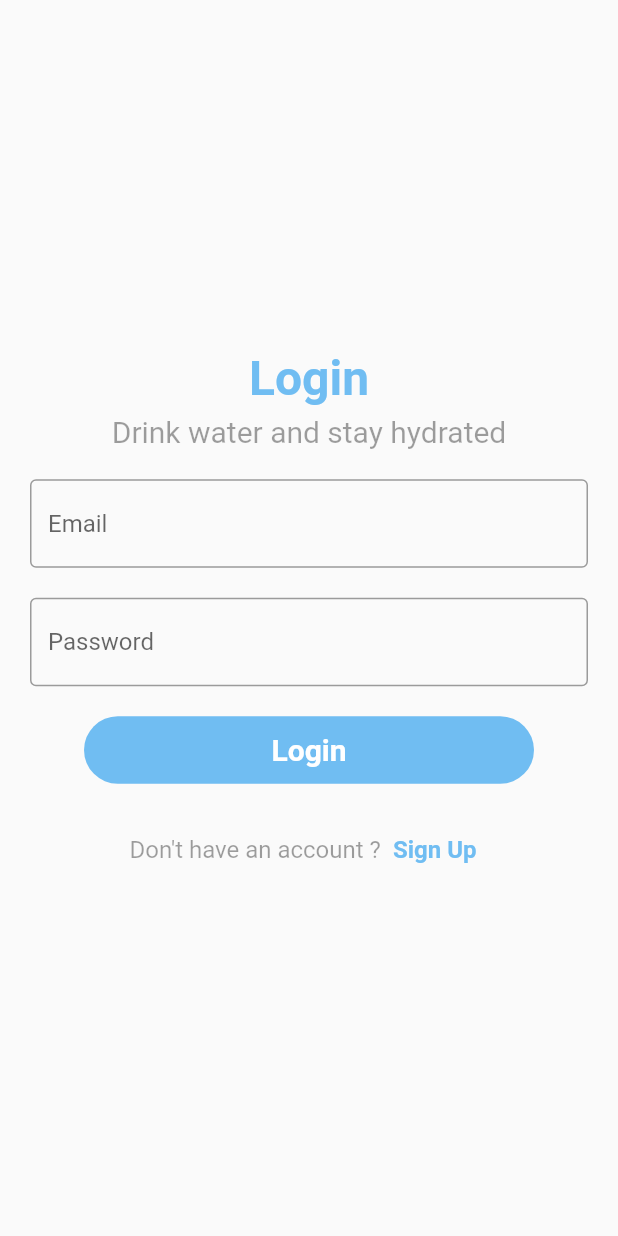
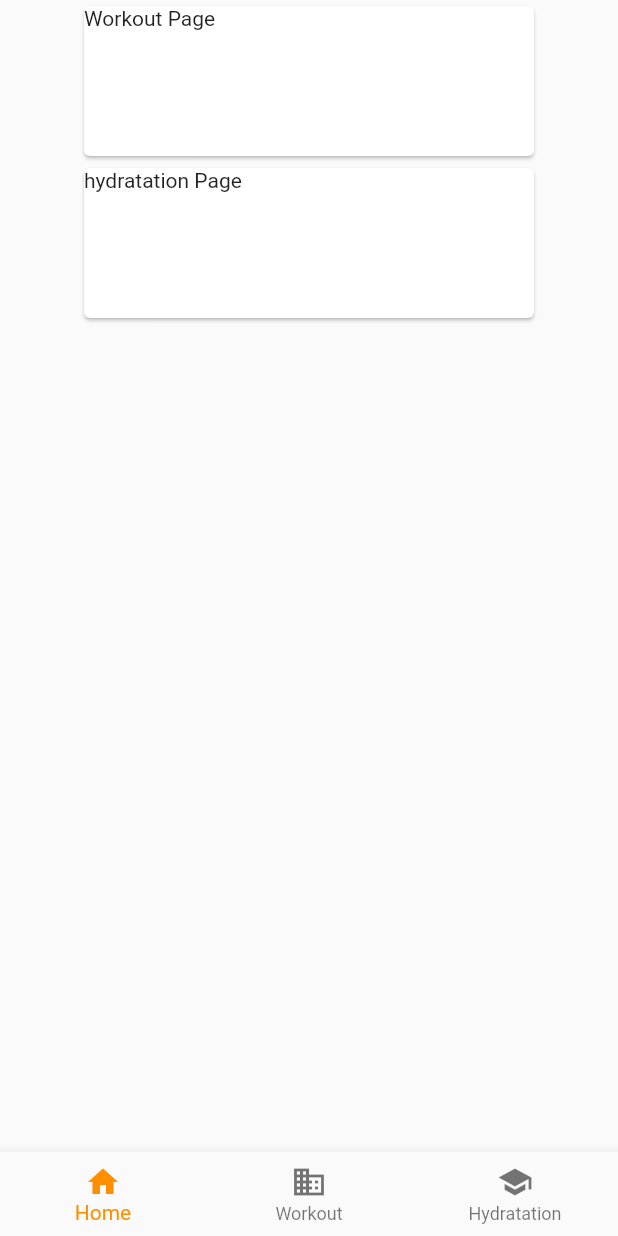
Before and after one commit to HC-DevE/Flutter-projects, a Flutter app: the screen it shows after launch, after a tap on "Get Started", on a phone screen of 412 x 824 dp. Run offline on Flutter 3.47's test engine with Material 2 defaults, Android fonts, the phone set to English and light mode, and no system bars; our stand-ins replace dots_indicator, get.

Commit message:
page home v1

```diff
--- a/watintake_dribble_design/lib/screens/home/homepage_screen.dart
+++ b/watintake_dribble_design/lib/screens/home/homepage_screen.dart
@@ -13,60 +13,110 @@ class HomePageScreen extends StatefulWidget {
 class _HomePageScreenState extends State<HomePageScreen> {
   @override
   Widget build(BuildContext context) {
+    // ignore: prefer_const_constructors
     return Scaffold(
-      body: Column(
-        // ignore: sort_child_properties_last
-        children:const <Widget>[
-          Spacer(),
-          ElevatedCard(
-            child: Placeholder(),
-          ),
-        ],
-
+      body: const HomePageWidget(),
       bottomNavigationBar: BottomNavigationBar(
-          items: <BottomNavigationBarItem>[
+        items: const <BottomNavigationBarItem>[
           BottomNavigationBarItem(
             icon: Icon(Icons.home),
             label: 'Home',
           ),
           BottomNavigationBarItem(
             icon: Icon(Icons.business),
-              label: 'Hydration',
+            label: 'Workout',
           ),
           BottomNavigationBarItem(
             icon: Icon(Icons.school),
-              label: 'Workout',
+            label: 'Hydratation',
           ),
         ],
+        currentIndex: 0,
         selectedItemColor: Colors.amber[800],
-          onTap: (_) {
+        onTap: (int index) {
+          if (index == 0) {
+            Navigator.push<void>(
+              context,
+              MaterialPageRoute<void>(
+                builder: (BuildContext context) => const HomePageScreen(),
+              ),
+            );
+          } else if (index == 1) {
             Navigator.push<void>(
               context,
               MaterialPageRoute<void>(
                 builder: (BuildContext context) => const WelcomePage(),
               ),
             );
-          },
-        );
+          } else if (index == 2) {
+            Navigator.push<void>(
+              context,
+              MaterialPageRoute<void>(
+                builder: (BuildContext context) => const Placeholder(),
               ),
             );
+          }
+        },
+      )
 
+    );
   }
 }
 
-class ElevatedCard extends StatelessWidget {
-  const ElevatedCard({super.key, required Placeholder child});
+class HomePageWidget extends StatelessWidget {
+  const HomePageWidget({super.key});
 
   @override
   Widget build(BuildContext context) {
-    return const Center(
-      child: Card(
-        child: SizedBox(
+    return Center(
+      child: Column(children: [
+        Card(
+          // clipBehavior is necessary because, without it, the InkWell's animation
+          // will extend beyond the rounded edges of the [Card] (see https://github.com/flutter/flutter/issues/109776)
+          // This comes with a small performance cost, and you should not set [clipBehavior]
+          // unless you need it.
+          clipBehavior: Clip.hardEdge,
+          child: InkWell(
+            splashColor: Colors.blue.withAlpha(30),
+            onTap: () {
+              Navigator.push<void>(
+                context,
+                MaterialPageRoute<void>(
+                  builder: (BuildContext context) => const HomePageScreen(),
+                ),
+              );
+            },
+            child: const SizedBox(
               width: 300,
               height: 100,
-          child: Center(child: Text('Elevated Card')),
-        )
+              child: Text('Workout Page'),
             ),
+          ),
+        ),
+        Card(
+          // clipBehavior is necessary because, without it, the InkWell's animation
+          // will extend beyond the rounded edges of the [Card] (see https://github.com/flutter/flutter/issues/109776)
+          // This comes with a small performance cost, and you should not set [clipBehavior]
+          // unless you need it.
+          clipBehavior: Clip.hardEdge,
+          child: InkWell(
+            splashColor: Colors.blue.withAlpha(30),
+            onTap: () {
+              Navigator.push<void>(
+                context,
+                MaterialPageRoute<void>(
+                  builder: (BuildContext context) => const HomePageScreen(),
+                ),
+              );
+            },
+            child: const SizedBox(
+              width: 300,
+              height: 100,
+              child: Text('hydratation Page'),
+            ),
+          ),
+        ),
+      ]),
     );
   }
 }
--- a/watintake_dribble_design/lib/screens/home/welcome_screen.dart
+++ b/watintake_dribble_design/lib/screens/home/welcome_screen.dart
@@ -1,5 +1,5 @@
 import 'package:flutter/material.dart';
-import 'package:watintake_dribble_design/screens/home/login_screen.dart';
+import 'package:watintake_dribble_design/screens/home/homepage_screen.dart';
 
 class WelcomePage extends StatefulWidget {
   const WelcomePage({super.key});
@@ -61,7 +61,7 @@ class _WelcomePageState extends State<WelcomePage> {
                         Navigator.push<void>(
                           context,
                           MaterialPageRoute<void>(
-                            builder: (BuildContext context) => const LoginScreen(),
+                            builder: (BuildContext context) => const HomePageScreen(),
                           ),
                         );
                       },
```
Also changed, not shown: watintake_dribble_design/lib/screens/home/bottomappbar.dart (added). Lines whose indentation alone changed are shown as unchanged.
